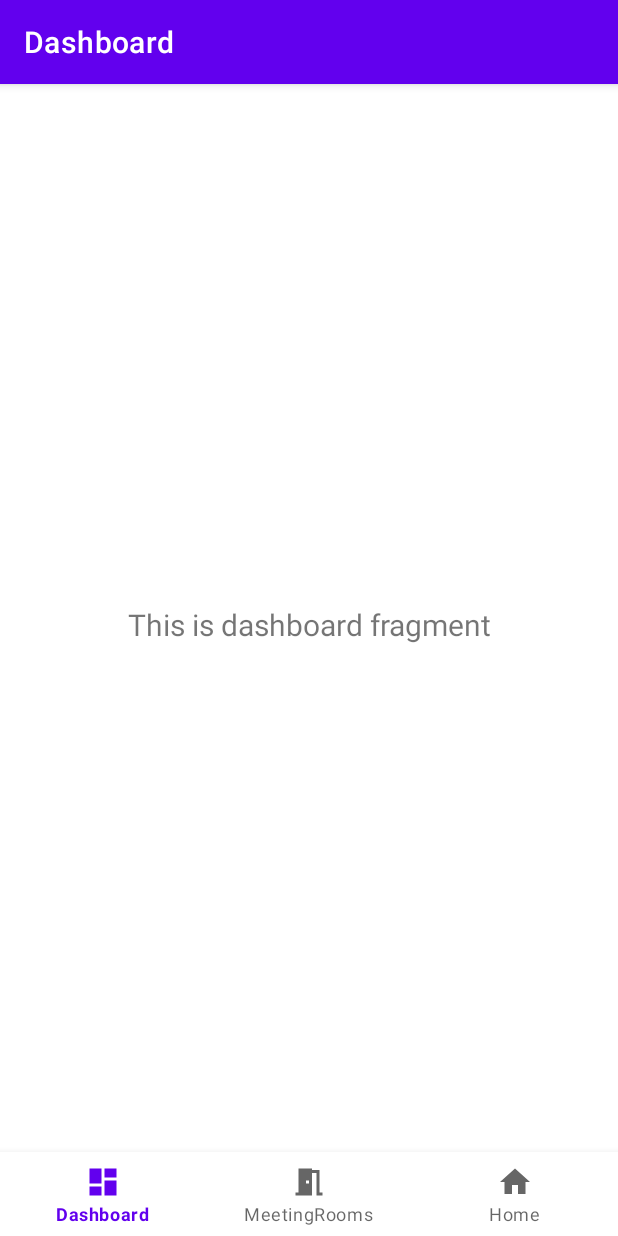
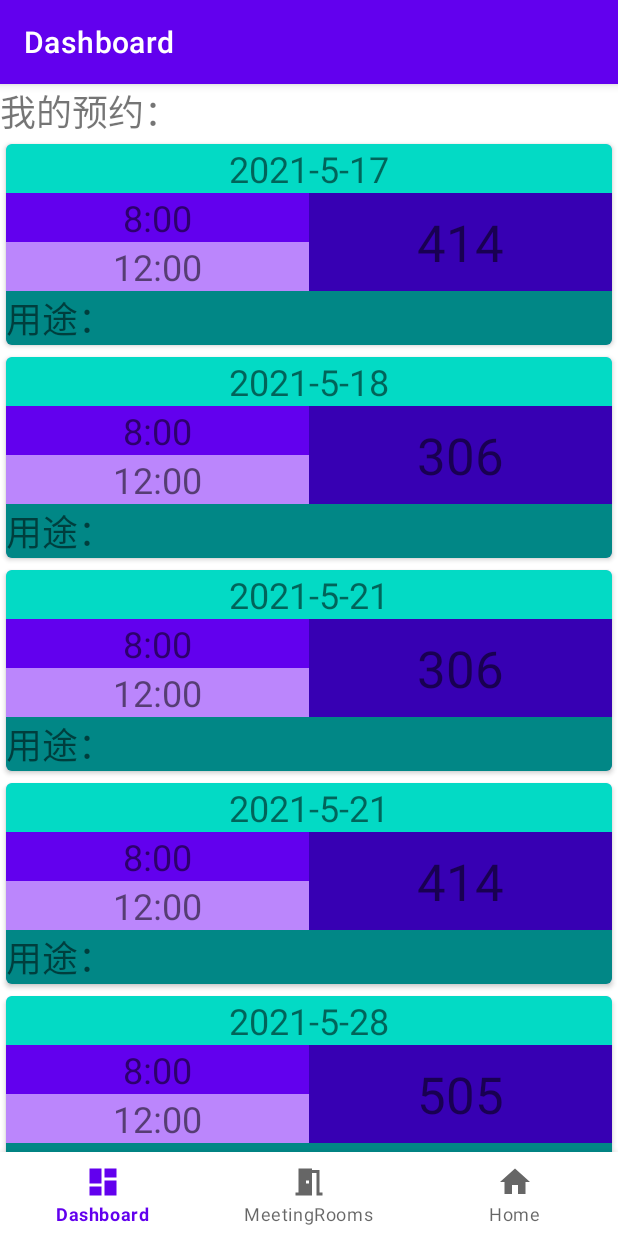
Before and after one commit to xmu-android-basics/MAD21-iReserve, an Android app: the screen it shows after launch (MainActivity), on a phone screen of 412 x 824 dp. Run offline under Robolectric (Android 15) with nearby library versions, the phone set to English and light mode, and no system bars; our stand-ins replace navigation-ui.

Commit message:
show demo reservation list.

```diff
--- /dev/null
+++ b/app/src/main/java/io/github/xmu_android_basics/ireserve/data/Demo.java
@@ -0,0 +1,25 @@
+package io.github.xmu_android_basics.ireserve.data;
+
+import java.util.ArrayList;
+import java.util.List;
+
+import io.github.xmu_android_basics.ireserve.data.model.Reservation;
+
+public class Demo {
+    private static final List<Reservation> _reservationList = new ArrayList<>();
+
+    public static List<Reservation> getReservationList() {
+        final String TIME_START = "8:00";
+        final String TIME_END = "12:00";
+
+        if (_reservationList.size() == 0) {
+            _reservationList.add(new Reservation("414", "2021-5-17", TIME_START, TIME_END));
+            _reservationList.add(new Reservation("306", "2021-5-18", TIME_START, TIME_END));
+            _reservationList.add(new Reservation("306", "2021-5-21", TIME_START, TIME_END));
+            _reservationList.add(new Reservation("414", "2021-5-21", TIME_START, TIME_END));
+            _reservationList.add(new Reservation("505", "2021-5-28", TIME_START, TIME_END));
+        }
+
+        return _reservationList;
+    }
+}
--- /dev/null
+++ b/app/src/main/java/io/github/xmu_android_basics/ireserve/data/model/Reservation.java
@@ -0,0 +1,94 @@
+package io.github.xmu_android_basics.ireserve.data.model;
+
+import androidx.annotation.NonNull;
+import androidx.annotation.Nullable;
+
+public class Reservation {
+    private final long timestamp = System.currentTimeMillis();
+    private String meetingRoom;
+    private String date;
+    private String timeStart;
+    private String timeEnd;
+    private String usage = "";
+    private String memo;
+
+    public Reservation(String meetingRoom, String date, String timeStart, String timeEnd, String usage, String memo) {
+        this.setMeetingRoom(meetingRoom);
+        this.setDate(date);
+        this.setTimeStart(timeStart);
+        this.setTimeEnd(timeEnd);
+        this.setUsage(usage);
+        this.setMemo(memo);
+    }
+
+    public Reservation(String meetingRoom, String date, String timeStart, String timeEnd, String usage) {
+        this(meetingRoom, date, timeStart, timeEnd, usage, "");
+    }
+
+    public Reservation(String meetingRoom, String date, String timeStart, String timeEnd) {
+        this(meetingRoom, date, timeStart, timeEnd, "", "");
+    }
+
+    public String getMeetingRoom() {
+        return meetingRoom;
+    }
+
+    public void setMeetingRoom(String meetingRoom) {
+        this.meetingRoom = meetingRoom;
+    }
+
+    public String getDate() {
+        return date;
+    }
+
+    public void setDate(String date) {
+        this.date = date;
+    }
+
+    public String getTimeStart() {
+        return timeStart;
+    }
+
+    public void setTimeStart(String timeStart) {
+        this.timeStart = timeStart;
+    }
+
+    public String getTimeEnd() {
+        return timeEnd;
+    }
+
+    public void setTimeEnd(String timeEnd) {
+        this.timeEnd = timeEnd;
+    }
+
+    public String getUsage() {
+        return usage;
+    }
+
+    public void setUsage(String usage) {
+        this.usage = usage;
+    }
+
+    public String getMemo() {
+        return memo;
+    }
+
+    public void setMemo(String memo) {
+        this.memo = memo;
+    }
+
+    @NonNull
+    @Override
+    public String toString() {
+        return getDate().toString() + " : " + getMeetingRoom().toString();
+    }
+
+    @Override
+    public boolean equals(@Nullable Object obj) {
+        if (obj instanceof Reservation) {
+            return this.timestamp == ((Reservation) obj).timestamp;
+        } else {
+            return false;
+        }
+    }
+}
--- a/app/src/main/java/io/github/xmu_android_basics/ireserve/ui/dashboard/DashboardFragment.java
+++ b/app/src/main/java/io/github/xmu_android_basics/ireserve/ui/dashboard/DashboardFragment.java
@@ -4,15 +4,12 @@ import android.os.Bundle;
 import android.view.LayoutInflater;
 import android.view.View;
 import android.view.ViewGroup;
-import android.widget.TextView;
 
 import androidx.annotation.NonNull;
 import androidx.annotation.Nullable;
 import androidx.fragment.app.Fragment;
-import androidx.lifecycle.Observer;
 import androidx.lifecycle.ViewModelProvider;
 
-import io.github.xmu_android_basics.ireserve.R;
 import io.github.xmu_android_basics.ireserve.databinding.FragmentDashboardBinding;
 
 public class DashboardFragment extends Fragment {
@@ -22,20 +19,24 @@ public class DashboardFragment extends Fragment {
 
     public View onCreateView(@NonNull LayoutInflater inflater,
                              ViewGroup container, Bundle savedInstanceState) {
+        binding = FragmentDashboardBinding.inflate(inflater, container, false);
+
+        return binding.getRoot();
+    }
+
+    @Override
+    public void onViewCreated(@NonNull View view, @Nullable Bundle savedInstanceState) {
+        super.onViewCreated(view, savedInstanceState);
+
+        ReservationListAdapter adapter = new ReservationListAdapter();
+
+        binding.reservationList.setAdapter(adapter);
+
         dashboardViewModel =
                 new ViewModelProvider(this).get(DashboardViewModel.class);
 
-        binding = FragmentDashboardBinding.inflate(inflater, container, false);
-        View root = binding.getRoot();
-
-        final TextView textView = binding.textDashboard;
-        dashboardViewModel.getText().observe(getViewLifecycleOwner(), new Observer<String>() {
-            @Override
-            public void onChanged(@Nullable String s) {
-                textView.setText(s);
-            }
-        });
-        return root;
+        dashboardViewModel.getReservationList().observe(getViewLifecycleOwner(),
+                adapter::submitList);
     }
 
     @Override
--- a/app/src/main/java/io/github/xmu_android_basics/ireserve/ui/dashboard/DashboardViewModel.java
+++ b/app/src/main/java/io/github/xmu_android_basics/ireserve/ui/dashboard/DashboardViewModel.java
@@ -4,16 +4,21 @@ import androidx.lifecycle.LiveData;
 import androidx.lifecycle.MutableLiveData;
 import androidx.lifecycle.ViewModel;
 
+import java.util.List;
+
+import io.github.xmu_android_basics.ireserve.data.Demo;
+import io.github.xmu_android_basics.ireserve.data.model.Reservation;
+
 public class DashboardViewModel extends ViewModel {
 
-    private MutableLiveData<String> mText;
+    private final MutableLiveData<List<Reservation>> _reservationList;
 
     public DashboardViewModel() {
-        mText = new MutableLiveData<>();
-        mText.setValue("This is dashboard fragment");
+        _reservationList = new MutableLiveData<>();
+        _reservationList.setValue(Demo.getReservationList());
     }
 
-    public LiveData<String> getText() {
-        return mText;
+    public LiveData<List<Reservation>> getReservationList() {
+        return _reservationList;
     }
 }
--- /dev/null
+++ b/app/src/main/java/io/github/xmu_android_basics/ireserve/ui/dashboard/ReservationListAdapter.java
@@ -0,0 +1,41 @@
+package io.github.xmu_android_basics.ireserve.ui.dashboard;
+
+import android.view.ViewGroup;
+
+import androidx.annotation.NonNull;
+import androidx.recyclerview.widget.DiffUtil;
+import androidx.recyclerview.widget.ListAdapter;
+
+import io.github.xmu_android_basics.ireserve.data.model.Reservation;
+
+
+public class ReservationListAdapter extends ListAdapter<Reservation, ReservationViewHolder> {
+
+    protected ReservationListAdapter() {
+        super(new ReservationDiff());
+    }
+
+    @Override
+    public ReservationViewHolder onCreateViewHolder(@NonNull ViewGroup parent, int viewType) {
+        return ReservationViewHolder.create(parent);
+    }
+
+    @Override
+    public void onBindViewHolder(@NonNull ReservationViewHolder holder, int position) {
+        Reservation reservation = getItem(position);
+        holder.bind(reservation);
+    }
+
+    static class ReservationDiff extends DiffUtil.ItemCallback<Reservation> {
+        @Override
+        public boolean areItemsTheSame(@NonNull Reservation oldItem, @NonNull Reservation newItem) {
+            return oldItem == newItem;
+        }
+
+        @Override
+        public boolean areContentsTheSame(@NonNull Reservation oldItem, @NonNull Reservation newItem) {
+            return oldItem.equals(newItem);
+        }
+    }
+
+}
--- /dev/null
+++ b/app/src/main/java/io/github/xmu_android_basics/ireserve/ui/dashboard/ReservationViewHolder.java
@@ -0,0 +1,37 @@
+package io.github.xmu_android_basics.ireserve.ui.dashboard;
+
+import android.view.LayoutInflater;
+import android.view.ViewGroup;
+
+import androidx.annotation.NonNull;
+import androidx.recyclerview.widget.RecyclerView;
+
+import io.github.xmu_android_basics.ireserve.data.model.Reservation;
+import io.github.xmu_android_basics.ireserve.databinding.ReservationListItemBinding;
+
+public class ReservationViewHolder extends RecyclerView.ViewHolder {
+    private final ReservationListItemBinding _binding;
+
+    public ReservationViewHolder(ReservationListItemBinding binding) {
+        super(binding.getRoot());
+
+        _binding = binding;
+    }
+
+    public void bind(Reservation reservation) {
+        _binding.date.setText(reservation.getDate());
+        _binding.timeStart.setText(reservation.getTimeStart());
+        _binding.timeEnd.setText(reservation.getTimeEnd());
+        _binding.meetingRoom.setText(reservation.getMeetingRoom());
+        _binding.usage.setText("用途：" + reservation.getUsage());
+    }
+
+    public static ReservationViewHolder create(@NonNull ViewGroup parent) {
+        return new ReservationViewHolder(
+                ReservationListItemBinding.inflate(
+                        LayoutInflater.from(parent.getContext()),
+                        parent,
+                        false)
+        );
+    }
+}
--- a/app/src/main/res/layout/fragment_dashboard.xml
+++ b/app/src/main/res/layout/fragment_dashboard.xml
@@ -7,16 +7,24 @@
     tools:context=".ui.dashboard.DashboardFragment">
 
     <TextView
-        android:id="@+id/text_dashboard"
+        android:id="@+id/label_my_reservation"
         android:layout_width="match_parent"
         android:layout_height="wrap_content"
-        android:layout_marginStart="8dp"
-        android:layout_marginTop="8dp"
-        android:layout_marginEnd="8dp"
-        android:textAlignment="center"
-        android:textSize="20sp"
+        android:text="我的预约："
+        android:textSize="24sp"
+        app:layout_constraintEnd_toEndOf="parent"
+        app:layout_constraintStart_toStartOf="parent"
+        app:layout_constraintTop_toTopOf="parent" />
+
+    <androidx.recyclerview.widget.RecyclerView
+        android:id="@+id/reservation_list"
+        android:layout_width="match_parent"
+        android:layout_height="0dp"
+        app:layoutManager="androidx.recyclerview.widget.LinearLayoutManager"
         app:layout_constraintBottom_toBottomOf="parent"
         app:layout_constraintEnd_toEndOf="parent"
         app:layout_constraintStart_toStartOf="parent"
-        app:layout_constraintTop_toTopOf="parent" />
+        app:layout_constraintTop_toBottomOf="@id/label_my_reservation"
+        tools:listitem="@layout/reservation_list_item" />
+
 </androidx.constraintlayout.widget.ConstraintLayout>
--- /dev/null
+++ b/app/src/main/res/layout/reservation_list_item.xml
@@ -0,0 +1,86 @@
+<?xml version="1.0" encoding="utf-8"?>
+<androidx.cardview.widget.CardView xmlns:android="http://schemas.android.com/apk/res/android"
+    xmlns:app="http://schemas.android.com/apk/res-auto"
+    xmlns:tool="http://schemas.android.com/tools"
+    android:layout_width="match_parent"
+    android:layout_height="wrap_content"
+    android:layout_margin="4dp"
+    app:cardBackgroundColor="@color/purple_200"
+    app:cardCornerRadius="4dp">
+
+    <androidx.constraintlayout.widget.ConstraintLayout
+        android:layout_width="match_parent"
+        android:layout_height="match_parent"
+        app:layout_constraintEnd_toEndOf="parent"
+        app:layout_constraintStart_toStartOf="parent">
+
+        <TextView
+            android:id="@+id/date"
+            android:layout_width="match_parent"
+            android:layout_height="wrap_content"
+            android:background="@color/teal_200"
+            android:textAlignment="center"
+            android:textSize="24sp"
+            app:layout_constraintEnd_toEndOf="parent"
+            app:layout_constraintStart_toStartOf="parent"
+            app:layout_constraintTop_toTopOf="parent" />
+
+        <androidx.constraintlayout.widget.Guideline
+            android:id="@+id/guideline_for_times"
+            android:layout_width="wrap_content"
+            android:layout_height="wrap_content"
+            android:orientation="vertical"
+            app:layout_constraintGuide_percent="0.5" />
+
+        <TextView
+            android:id="@+id/time_start"
+            android:layout_width="0dp"
+            android:layout_height="wrap_content"
+            android:background="@color/purple_500"
+            android:textAlignment="center"
+            android:textSize="24sp"
+            app:layout_constraintEnd_toStartOf="@id/guideline_for_times"
+            app:layout_constraintStart_toStartOf="parent"
+            app:layout_constraintTop_toBottomOf="@+id/date"
+            tool:text="8 : 00" />
+
+        <TextView
+            android:id="@+id/time_end"
+            android:layout_width="0dp"
+            android:layout_height="wrap_content"
+            android:background="@color/purple_200"
+            android:textAlignment="center"
+            android:textSize="24sp"
+            app:layout_constraintEnd_toStartOf="@id/guideline_for_times"
+            app:layout_constraintStart_toStartOf="parent"
+            app:layout_constraintTop_toBottomOf="@+id/time_start"
+            tool:text="17 : 30" />
+
+        <TextView
+            android:id="@+id/meeting_room"
+            android:layout_width="0dp"
+            android:layout_height="0dp"
+            android:background="@color/purple_700"
+            android:gravity="center"
+            android:textAlignment="center"
+            android:textSize="34sp"
+            app:layout_constraintBottom_toTopOf="@+id/usage"
+            app:layout_constraintEnd_toEndOf="parent"
+            app:layout_constraintStart_toEndOf="@id/guideline_for_times"
+            app:layout_constraintTop_toBottomOf="@+id/date"
+            tool:text="404" />
+
+        <TextView
+            android:id="@+id/usage"
+            android:layout_width="match_parent"
+            android:layout_height="wrap_content"
+            android:background="@color/teal_700"
+            android:textSize="24sp"
+            app:layout_constraintEnd_toEndOf="parent"
+            app:layout_constraintStart_toStartOf="parent"
+            app:layout_constraintTop_toBottomOf="@+id/time_end"
+            tool:text="Usage" />
+
+    </androidx.constraintlayout.widget.ConstraintLayout>
+
+</androidx.cardview.widget.CardView>
```
